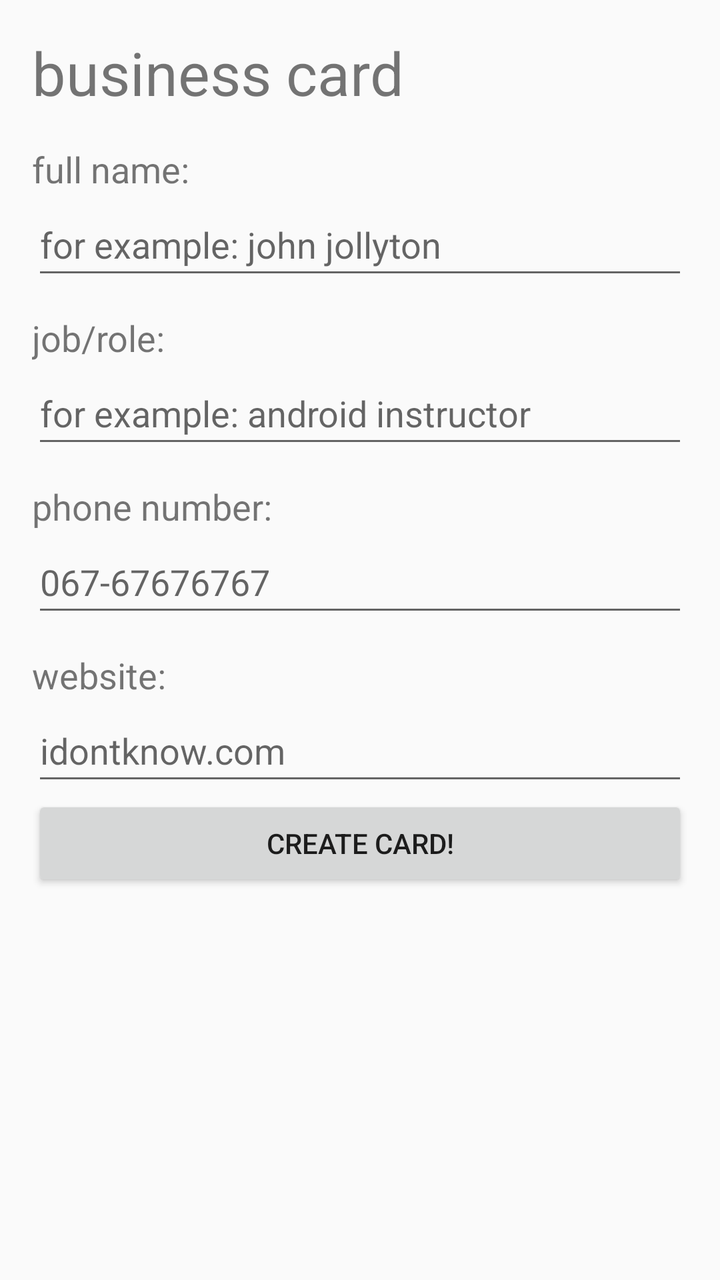
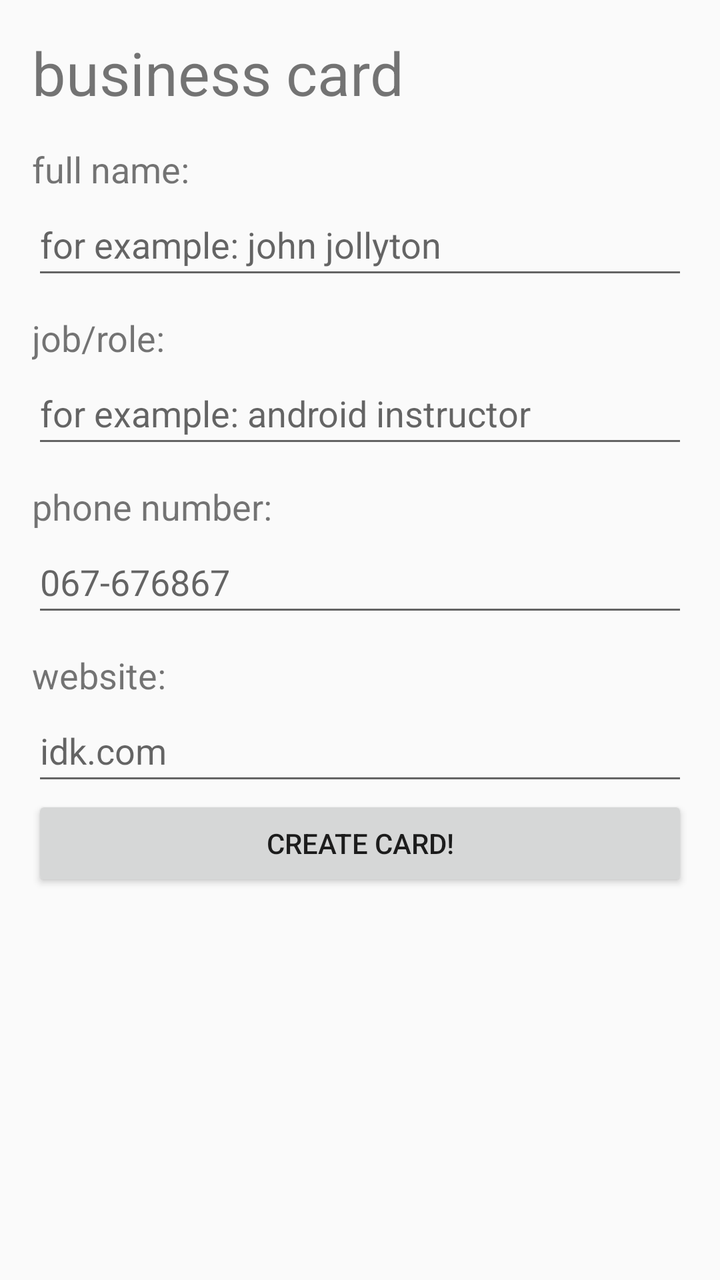

Two renders of the same Android screen: before a commit and after it. Below are the layout's source before the change and the commit's diff.
<!-- AndroidManifest.xml: application theme Base.Theme.MyApplication. -->
<!-- res/layout/activity_main.xml -->
<?xml version="1.0" encoding="utf-8"?>
<LinearLayout xmlns:android="http://schemas.android.com/apk/res/android"
    android:id="@+id/main"
    android:layout_width="match_parent"
    android:layout_height="match_parent"
    android:fillViewport="true"
    android:padding="16dp"
    android:layoutDirection="rtl">

    <LinearLayout
        android:layout_width="match_parent"
        android:layout_height="wrap_content"
        android:orientation="vertical">

        <TextView
            android:layout_width="match_parent"
            android:layout_height="wrap_content"
            android:text="@string/title"
            android:textSize="30sp" />

        <TextView
            android:layout_width="match_parent"
            android:layout_height="wrap_content"
            android:layout_marginTop="16dp"
            android:text="@string/name_title"
            android:textSize="18sp" />

        <EditText
            android:id="@+id/etName"
            android:layout_width="match_parent"
            android:layout_height="wrap_content"
            android:hint="@string/name_example"
            android:inputType="textPersonName"
            android:maxLines="1"
            android:minHeight="48dp" />

        <TextView
            android:layout_width="match_parent"
            android:layout_height="wrap_content"
            android:layout_marginTop="12dp"
            android:text="@string/job_title"
            android:textSize="18sp" />
        <EditText
            android:id="@+id/etTitle"
            android:layout_width="match_parent"
            android:layout_height="wrap_content"
            android:hint="@string/job_example"
            android:inputType="textCapSentences"
            android:maxLines="1"
            android:minHeight="48dp" />
        <TextView
            android:layout_width="match_parent"
            android:layout_height="wrap_content"
            android:layout_marginTop="12dp"
            android:text="@string/phone_title"
            android:textSize="18sp" />
        <EditText
            android:id="@+id/etJob"
            android:layout_width="match_parent"
            android:layout_height="wrap_content"
            android:hint="@string/phonenumber_example"
            android:inputType="phone"
            android:maxLines="1"
            android:minHeight="48dp" />
        <TextView
            android:layout_width="match_parent"
            android:layout_height="wrap_content"
            android:layout_marginTop="12dp"
            android:text="@string/website_title"
            android:textSize="18sp" />

        <EditText
            android:id="@+id/etWebsite"
            android:layout_width="match_parent"
            android:layout_height="wrap_content"
            android:hint="@string/website_example"
            android:inputType="textUri"
            android:maxLines="1"
            android:minHeight="48dp" />
        <Button
            android:id="@+id/etDueDate"
            android:layout_width="match_parent"
            android:layout_height="wrap_content"
            android:text="@string/create_a_card"
            android:maxLines="1"
            android:minHeight="48dp" />























    </LinearLayout>
</LinearLayout>
<!-- resources referenced by this layout -->
<resources>
  <string name="create_a_card">create card!</string>
  <string name="job_example">for example: android instructor</string>
  <string name="job_title">job/role:</string>
  <string name="name_example">for example: john jollyton</string>
  <string name="name_title">full name:</string>
  <string name="phone_title">phone number:</string>
  <string name="phonenumber_example">067-67676767</string>
  <string name="title">business card</string>
  <string name="website_example">idontknow.com</string>
  <string name="website_title">website:</string>
  <style name="Base.Theme.MyApplication." parent="Theme.AppCompat.Light.DarkActionBar">
          <item name="colorPrimary">#1565C0</item>
          <item name="colorPrimaryDark">#0D47A1</item>
          <item name="colorAccent">#1565C0</item>
      </style>
</resources>

<!-- the commit's change to res/layout/activity_main.xml (unified diff, before → after) -->
@@ -58,7 +58,7 @@
             android:id="@+id/etJob"
             android:layout_width="match_parent"
             android:layout_height="wrap_content"
-            android:hint="@string/phonenumber_example"
+            android:hint="067-676867"
             android:inputType="phone"
             android:maxLines="1"
             android:minHeight="48dp" />
@@ -73,7 +73,7 @@
             android:id="@+id/etWebsite"
             android:layout_width="match_parent"
             android:layout_height="wrap_content"
-            android:hint="@string/website_example"
+            android:hint="idk.com"
             android:inputType="textUri"
             android:maxLines="1"
             android:minHeight="48dp" />
<!-- resource entries referenced after the edit -->
@@ -6,9 +6,7 @@
   <string name="name_example">for example: john jollyton</string>
   <string name="name_title">full name:</string>
   <string name="phone_title">phone number:</string>
-  <string name="phonenumber_example">067-67676767</string>
   <string name="title">business card</string>
-  <string name="website_example">idontknow.com</string>
   <string name="website_title">website:</string>
   <style name="Base.Theme.MyApplication." parent="Theme.AppCompat.Light.DarkActionBar">
           <item name="colorPrimary">#1565C0</item>
